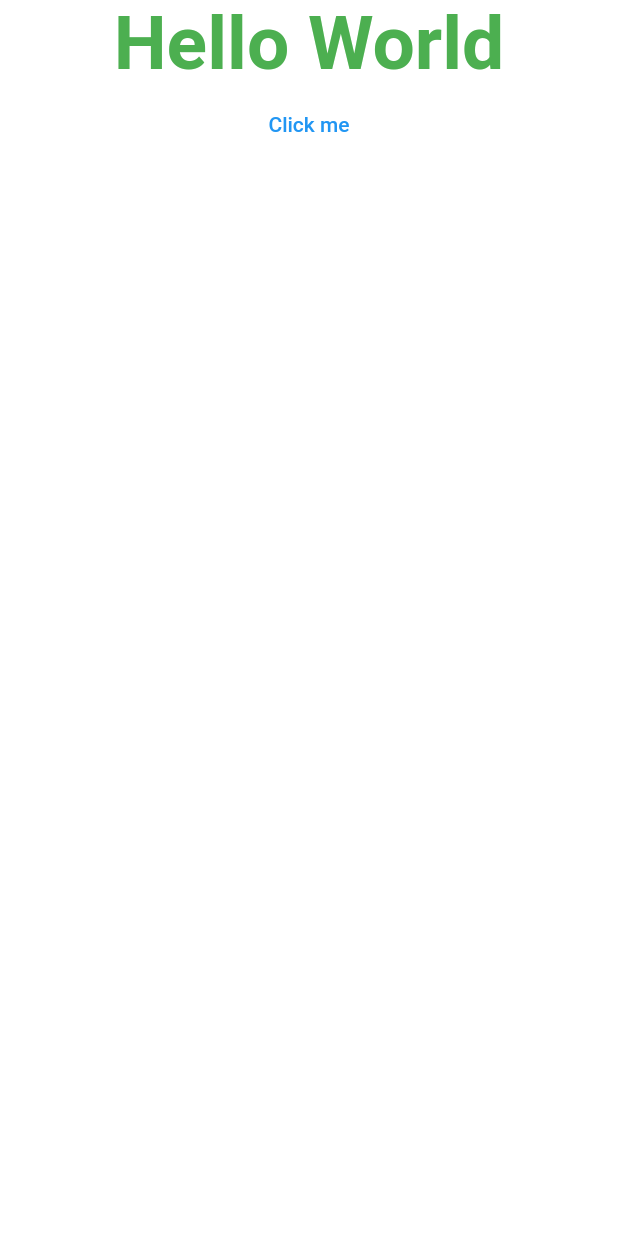
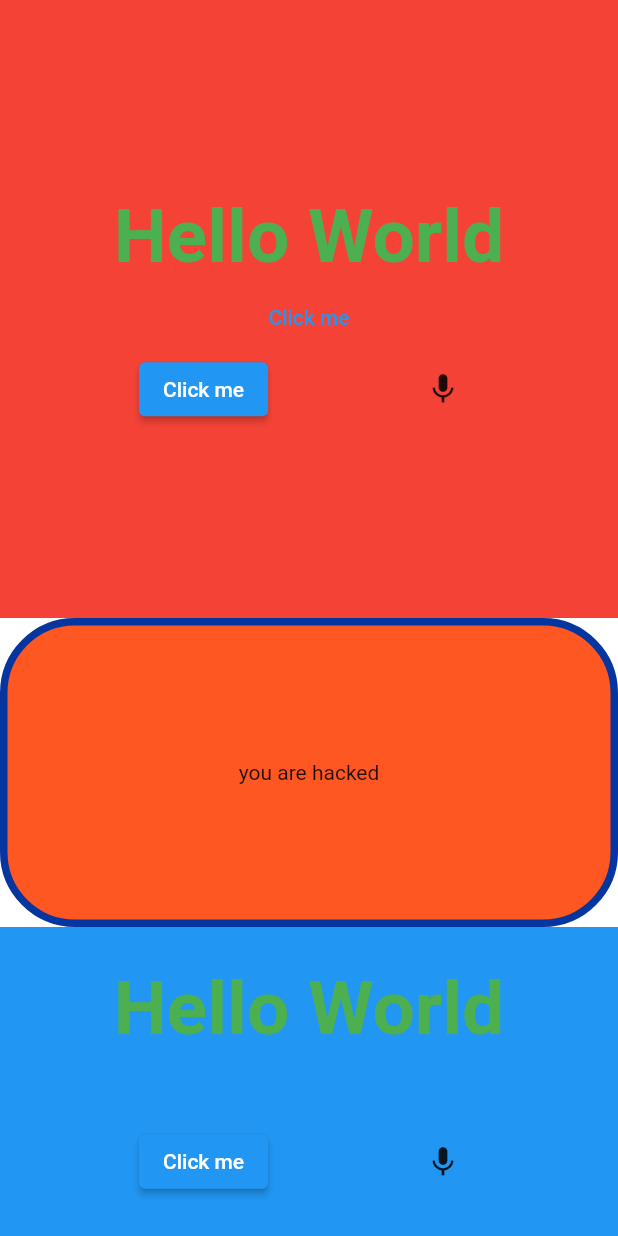
Before and after one commit to sudeepsudhevan/sample_program, a Flutter app: the screen it shows after launch, on a phone screen of 412 x 824 dp. Run offline on Flutter 3.47's test engine with Material 2 defaults, Android fonts, the phone set to English and light mode, and no system bars.

Commit message:
flutter container and alignment

```diff
--- a/lib/main.dart
+++ b/lib/main.dart
@@ -28,10 +28,16 @@ class HomeScreen extends StatelessWidget {
       backgroundColor: Colors.white,
       //appBar: AppBar(),
       body: SafeArea(
+          child: Column(
+        mainAxisAlignment: MainAxisAlignment.spaceBetween,
+        children: [
+          Expanded(
+            flex: 2,
             child: Container(
-          width: double.infinity,
-          height: double.infinity,
-          child: Column(children: [
+              color: Colors.red,
+              child: Column(
+                  mainAxisAlignment: MainAxisAlignment.center,
+                  children: [
                     Text(
                       name,
                       textAlign: TextAlign.center,
@@ -41,10 +47,82 @@ class HomeScreen extends StatelessWidget {
                         color: Colors.green,
                       ),
                     ),
-            TextButton(onPressed: () {}, child: Text('Click me'))
+                    TextButton(
+                        onPressed: () {
+                          print('Text Button Clicked');
+                        },
+                        child: Text('Click me')),
+                    Row(
+                      mainAxisAlignment: MainAxisAlignment.spaceEvenly,
+                      children: [
+                        ElevatedButton(
+                            onPressed: () {
+                              print('Elevated Button Clicked');
+                            },
+                            child: Text('Click me')),
+                        IconButton(
+                            onPressed: () {
+                              print('Icon Button Clicked');
+                            },
+                            icon: Icon(Icons.mic)),
+                      ],
+                    ),
                   ]),
             ),
           ),
+          Expanded(
+            child: Container(
+              decoration: BoxDecoration(
+                color: Colors.deepOrange,
+                borderRadius: BorderRadius.circular(50),
+                border: Border.all(
+                  color: Color.fromARGB(255, 5, 53, 158),
+                  width: 5,
+                ),
+              ),
+              child: Center(child: Text('you are hacked')),
+            ),
+          ),
+          Expanded(
+            child: Container(
+              color: Colors.blue,
+              child: Column(
+                  mainAxisAlignment: MainAxisAlignment.center,
+                  children: [
+                    Text(
+                      name,
+                      textAlign: TextAlign.center,
+                      style: const TextStyle(
+                        fontSize: 50,
+                        fontWeight: FontWeight.bold,
+                        color: Colors.green,
+                      ),
+                    ),
+                    TextButton(
+                        onPressed: () {
+                          print('Text Button Clicked');
+                        },
+                        child: Text('Click me')),
+                    Row(
+                      mainAxisAlignment: MainAxisAlignment.spaceEvenly,
+                      children: [
+                        ElevatedButton(
+                            onPressed: () {
+                              print('Elevated Button Clicked');
+                            },
+                            child: Text('Click me')),
+                        IconButton(
+                            onPressed: () {
+                              print('Icon Button Clicked');
+                            },
+                            icon: Icon(Icons.mic)),
+                      ],
+                    ),
+                  ]),
+            ),
+          ),
+        ],
+      )),
     );
   }
 }
```
Also changed, not shown: 1 other file. Lines whose indentation alone changed are shown as unchanged.
